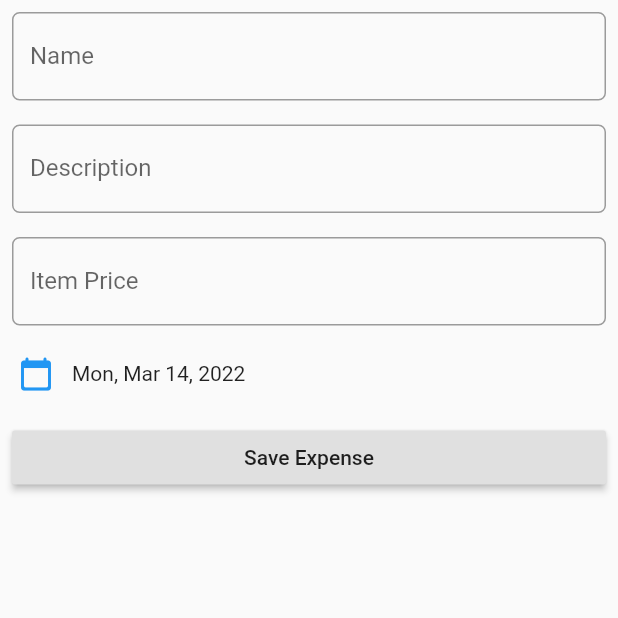
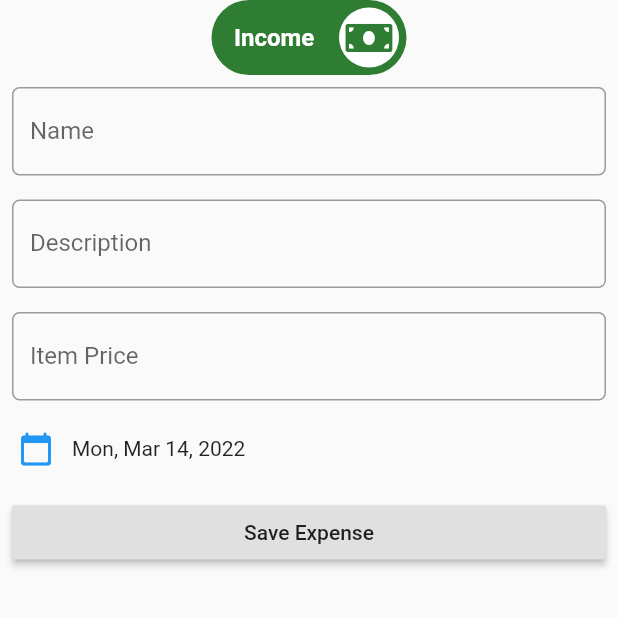
Before and after one commit to TrojanSystem/Expense_App, a Flutter app: the TransactionForm screen opened directly, on a phone screen of 412 x 824 dp, the top half of it. Run offline on Flutter 3.47's test engine with Material 2 defaults, Android fonts, the phone set to English and light mode, and no system bars; drawn by our look-alikes of lite_rolling_switch; our stand-ins replace flutter_animation_progress_bar, font_awesome_flutter, sqflite; accounts and stored records are empty.

Commit message:
Some modification

```diff
--- a/lib/input_form/transaction_form_item.dart
+++ b/lib/input_form/transaction_form_item.dart
@@ -1,7 +1,9 @@
 import 'package:example/model/transaction_data.dart';
 import 'package:example/model/transaction_model.dart';
 import 'package:flutter/material.dart';
+import 'package:font_awesome_flutter/font_awesome_flutter.dart';
 import 'package:intl/intl.dart';
+import 'package:lite_rolling_switch/lite_rolling_switch.dart';
 import 'package:provider/provider.dart';
 
 class TransactionForm extends StatefulWidget {
@@ -38,6 +40,28 @@ class _TransactionFormState extends State<TransactionForm> {
       child: Scaffold(
         body: ListView(
           children: [
+            Row(
+              mainAxisAlignment: MainAxisAlignment.center,
+              mainAxisSize: MainAxisSize.min,
+              children: [
+                LiteRollingSwitch(
+                  //initial value
+                  value: true,
+                  textOn: 'Income',
+                  textOff: 'Expense',
+                  colorOn: Colors.green[800],
+                  colorOff: Colors.red[800],
+                  iconOn: FontAwesomeIcons.moneyBill,
+                  iconOff: FontAwesomeIcons.moneyBill,
+                  textSize: 16.0,
+                  onChanged: (bool state) {
+                    Provider.of<TransactionData>(context, listen: false)
+                        .updaterChanger();
+
+                  },
+                ),
+              ],
+            ),
             Padding(
               padding: const EdgeInsets.all(8.0),
               child: TextFormField(
@@ -126,9 +150,8 @@ class _TransactionFormState extends State<TransactionForm> {
                   if (_formKey.currentState.validate()) {
                     _formKey.currentState.save();
                     double total =
-                       Provider.of<TransactionData>(context,
-                        listen: false)
-                        .addTotalPrice(double.parse(price));
+                        Provider.of<TransactionData>(context, listen: false)
+                            .addTotalPrice(double.parse(price));
                     final newExpense = TransactionModel(
                       name: name,
                       description: description,
--- a/lib/model/transaction_data.dart
+++ b/lib/model/transaction_data.dart
@@ -6,6 +6,7 @@ class TransactionData extends ChangeNotifier {
   DatabaseExpense db = DatabaseExpense();
   double totalPrice = 0;
   double monthlyBudget = 0;
+  bool isIncome = false;
   bool _isLoading = true;
 
   List<TransactionModel> _expenseList = [];
@@ -13,6 +14,11 @@ class TransactionData extends ChangeNotifier {
   List<TransactionModel> get expenseList => _expenseList;
 
   bool get isLoading => _isLoading;
+
+  void updaterChanger() {
+    isIncome = !isIncome;
+    //notifyListeners();
+  }
 
   Future loadExpenseList() async {
     _isLoading = true;
--- a/pubspec.yaml
+++ b/pubspec.yaml
@@ -49,7 +49,8 @@ dependencies:
   url_launcher: ^6.0.18
   sqlbrite: ^2.2.0
   sqflite: any
-
+  lite_rolling_switch: ^0.1.1
+  font_awesome_flutter: ^9.2.0
 
 
 dev_dependencies:
```
Also changed, not shown: lib/item/transaction_tile_expense.dart (+65 -15 lines), lib/screen/home_page_screen.dart (+11 -6 lines), pubspec.lock.
